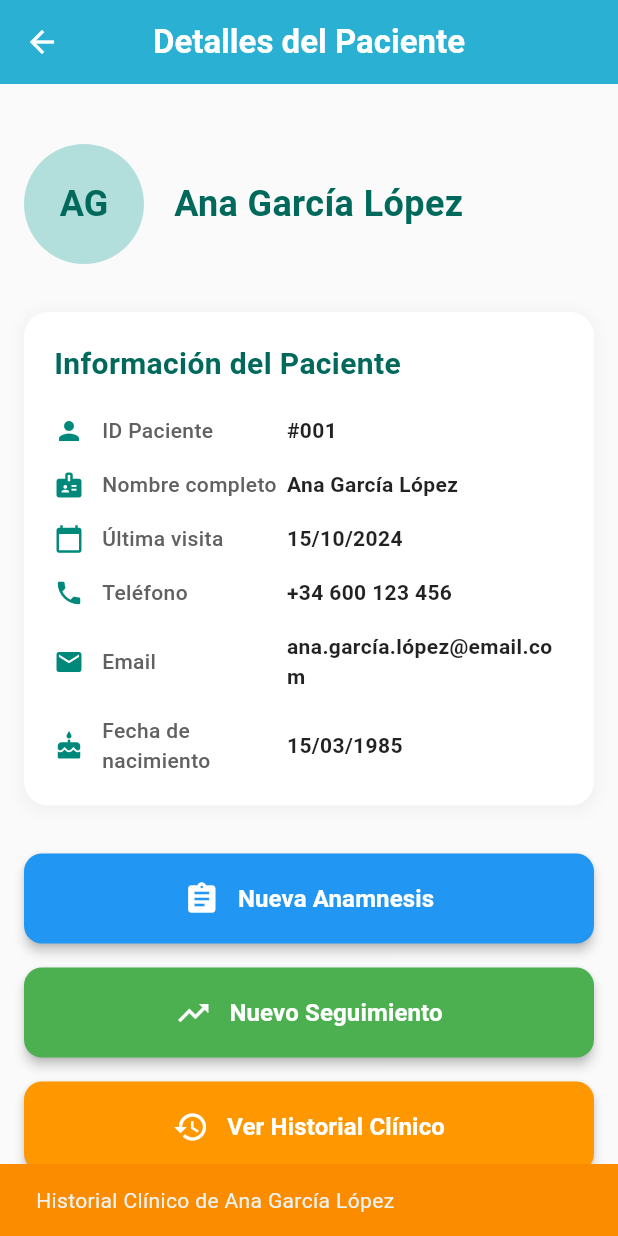
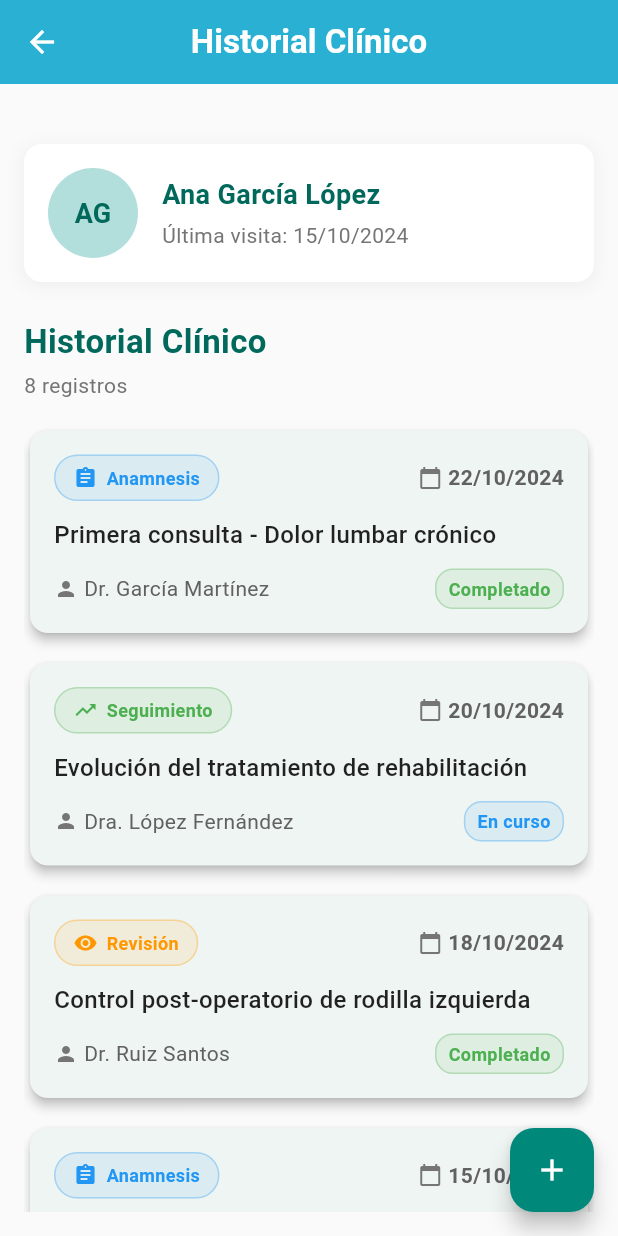
Before and after one commit to a-fernandez21/screens_fisiomap, a Flutter app: the PatientDetailScreen screen opened directly with sample values from the repository, after a tap on "Ver Historial Clínico", on a phone screen of 412 x 824 dp. Run offline on Flutter 3.47's test engine with Material 3 defaults, Android fonts, the phone set to English and light mode, and no system bars.

Commit message:
Añadido pantalla historial clinica

```diff
--- /dev/null
+++ b/lib/data/medical_records_data.dart
@@ -0,0 +1,91 @@
+import '../models/medical_record.dart';
+
+/// Clase que contiene datos de ejemplo para historias clínicas.
+///
+/// Esta es una clase utilitaria que proporciona una lista estática de historias clínicas
+/// para propósitos de prueba y demostración. En una aplicación real, estos datos
+/// provendrían de una base de datos o API.
+class MedicalRecordsData {
+  /// Constructor privado para prevenir la instanciación.
+  MedicalRecordsData._();
+
+  /// Lista de historias clínicas de ejemplo con datos de prueba.
+  ///
+  /// Contiene diferentes tipos de consultas con sus respectivos datos.
+  static const List<MedicalRecord> sampleMedicalRecords = [
+    MedicalRecord(
+      id: 1,
+      date: '22/10/2024',
+      type: 'Anamnesis',
+      description: 'Primera consulta - Dolor lumbar crónico',
+      doctor: 'Dr. García Martínez',
+      status: 'Completado',
+    ),
+    MedicalRecord(
+      id: 2,
+      date: '20/10/2024',
+      type: 'Seguimiento',
+      description: 'Evolución del tratamiento de rehabilitación',
+      doctor: 'Dra. López Fernández',
+      status: 'En curso',
+    ),
+    MedicalRecord(
+      id: 3,
+      date: '18/10/2024',
+      type: 'Revisión',
+      description: 'Control post-operatorio de rodilla izquierda',
+      doctor: 'Dr. Ruiz Santos',
+      status: 'Completado',
+    ),
+    MedicalRecord(
+      id: 4,
+      date: '15/10/2024',
+      type: 'Anamnesis',
+      description: 'Evaluación de lesión deportiva - Hombro derecho',
+      doctor: 'Dra. Moreno Castro',
+      status: 'Completado',
+    ),
+    MedicalRecord(
+      id: 5,
+      date: '12/10/2024',
+      type: 'Seguimiento',
+      description: 'Sesión de fisioterapia - Fortalecimiento muscular',
+      doctor: 'Dr. Jiménez Torres',
+      status: 'En curso',
+    ),
+    MedicalRecord(
+      id: 6,
+      date: '10/10/2024',
+      type: 'Urgencia',
+      description: 'Dolor agudo cervical - Contractura muscular',
+      doctor: 'Dra. Sánchez Pérez',
+      status: 'Completado',
+    ),
+    MedicalRecord(
+      id: 7,
+      date: '08/10/2024',
+      type: 'Revisión',
+      description: 'Evaluación de progreso en tratamiento',
+      doctor: 'Dr. García Martínez',
+      status: 'Pendiente',
+    ),
+    MedicalRecord(
+      id: 8,
+      date: '05/10/2024',
+      type: 'Seguimiento',
+      description: 'Terapia manual para fascitis plantar',
+      doctor: 'Dra. López Fernández',
+      status: 'En curso',
+    ),
+  ];
+
+  /// Obtiene las historias clínicas filtradas por paciente.
+  ///
+  /// En una aplicación real, esto consultaría la base de datos
+  /// usando el ID del paciente como filtro.
+  static List<MedicalRecord> getMedicalRecordsForPatient(int patientId) {
+    // Por simplicidad, devolvemos todas las historias de ejemplo
+    // En una app real, esto se filtraría por patientId
+    return sampleMedicalRecords;
+  }
+}
--- /dev/null
+++ b/lib/models/medical_record.dart
@@ -0,0 +1,80 @@
+import 'package:flutter/material.dart';
+
+/// Modelo de datos que representa una historia clínica.
+///
+/// Contiene la información de una consulta o visita médica del paciente.
+class MedicalRecord {
+  /// Identificador único de la historia clínica.
+  final int id;
+
+  /// Fecha de la consulta en formato String.
+  final String date;
+
+  /// Tipo de consulta (Anamnesis, Seguimiento, Revisión, etc.).
+  final String type;
+
+  /// Descripción breve del motivo de consulta o diagnóstico.
+  final String description;
+
+  /// Nombre del profesional que atendió la consulta.
+  final String doctor;
+
+  /// Estado del tratamiento (En curso, Completado, Pendiente).
+  final String status;
+
+  /// Constructor para crear una instancia de [MedicalRecord].
+  const MedicalRecord({
+    required this.id,
+    required this.date,
+    required this.type,
+    required this.description,
+    required this.doctor,
+    required this.status,
+  });
+
+  /// Obtiene el color asociado al tipo de consulta.
+  Color get typeColor {
+    switch (type.toLowerCase()) {
+      case 'anamnesis':
+        return const Color(0xFF2196F3); // Azul
+      case 'seguimiento':
+        return const Color(0xFF4CAF50); // Verde
+      case 'revisión':
+        return const Color(0xFFFF9800); // Naranja
+      case 'urgencia':
+        return const Color(0xFFF44336); // Rojo
+      default:
+        return const Color(0xFF607D8B); // Gris azulado
+    }
+  }
+
+  /// Obtiene el icono asociado al tipo de consulta.
+  IconData get typeIcon {
+    switch (type.toLowerCase()) {
+      case 'anamnesis':
+        return Icons.assignment;
+      case 'seguimiento':
+        return Icons.trending_up;
+      case 'revisión':
+        return Icons.visibility;
+      case 'urgencia':
+        return Icons.emergency;
+      default:
+        return Icons.medical_services;
+    }
+  }
+
+  /// Obtiene el color asociado al estado del tratamiento.
+  Color get statusColor {
+    switch (status.toLowerCase()) {
+      case 'completado':
+        return const Color(0xFF4CAF50); // Verde
+      case 'en curso':
+        return const Color(0xFF2196F3); // Azul
+      case 'pendiente':
+        return const Color(0xFFFF9800); // Naranja
+      default:
+        return const Color(0xFF757575); // Gris
+    }
+  }
+}
--- /dev/null
+++ b/lib/screens/medical_history_screen.dart
@@ -0,0 +1,409 @@
+import 'package:flutter/material.dart';
+import '../models/patient.dart';
+import '../models/medical_record.dart';
+import '../data/medical_records_data.dart';
+
+/// Pantalla que muestra el historial clínico de un paciente.
+///
+/// Esta pantalla incluye:
+/// - AppBar con el nombre del paciente
+/// - Lista scrolleable de historias clínicas
+/// - Cada historia clínica es clickeable y muestra información detallada
+///
+/// La estructura es similar a la lista de pacientes pero adaptada para historias clínicas.
+class MedicalHistoryScreen extends StatelessWidget {
+  /// Datos del paciente cuyo historial se va a mostrar.
+  final Patient patient;
+
+  const MedicalHistoryScreen({super.key, required this.patient});
+
+  @override
+  Widget build(BuildContext context) {
+    final medicalRecords = MedicalRecordsData.getMedicalRecordsForPatient(
+      patient.id,
+    );
+
+    return Scaffold(
+      backgroundColor: Colors.grey[50],
+      appBar: _MedicalHistoryAppBar(patientName: patient.name),
+      body: Padding(
+        padding: const EdgeInsets.all(16.0),
+        child: Column(
+          crossAxisAlignment: CrossAxisAlignment.start,
+          children: [
+            const SizedBox(height: 24),
+            _PatientSummaryWidget(patient: patient),
+            const SizedBox(height: 24),
+            _SectionTitleWidget(
+              title: 'Historial Clínico',
+              subtitle: '${medicalRecords.length} registros',
+            ),
+            const SizedBox(height: 16),
+            _MedicalRecordsListWidget(medicalRecords: medicalRecords),
+          ],
+        ),
+      ),
+      floatingActionButton: _AddRecordFAB(patient: patient),
+    );
+  }
+}
+
+/// Widget privado que implementa el AppBar de la pantalla de historial clínico.
+class _MedicalHistoryAppBar extends StatelessWidget
+    implements PreferredSizeWidget {
+  final String patientName;
+
+  const _MedicalHistoryAppBar({required this.patientName});
+
+  @override
+  Size get preferredSize => const Size.fromHeight(kToolbarHeight);
+
+  @override
+  Widget build(BuildContext context) {
+    return AppBar(
+      title: Text(
+        'Historial Clínico',
+        style: const TextStyle(
+          fontWeight: FontWeight.bold,
+          color: Colors.white,
+        ),
+      ),
+      backgroundColor: const Color.fromARGB(255, 45, 183, 221),
+      elevation: 4,
+      centerTitle: true,
+      leading: IconButton(
+        icon: const Icon(Icons.arrow_back, color: Colors.white),
+        onPressed: () => Navigator.of(context).pop(),
+      ),
+    );
+  }
+}
+
+/// Widget que muestra un resumen del paciente en la parte superior.
+class _PatientSummaryWidget extends StatelessWidget {
+  final Patient patient;
+
+  const _PatientSummaryWidget({required this.patient});
+
+  @override
+  Widget build(BuildContext context) {
+    return Container(
+      width: double.infinity,
+      padding: const EdgeInsets.all(16),
+      decoration: BoxDecoration(
+        color: Colors.white,
+        borderRadius: BorderRadius.circular(12),
+        boxShadow: [
+          BoxShadow(
+            color: Colors.grey.withOpacity(0.1),
+            spreadRadius: 2,
+            blurRadius: 8,
+            offset: const Offset(0, 2),
+          ),
+        ],
+      ),
+      child: Row(
+        children: [
+          CircleAvatar(
+            radius: 30,
+            backgroundColor: Colors.teal[100],
+            child: Text(
+              patient.initials,
+              style: TextStyle(
+                color: Colors.teal[800],
+                fontWeight: FontWeight.bold,
+                fontSize: 18,
+              ),
+            ),
+          ),
+          const SizedBox(width: 16),
+          Expanded(
+            child: Column(
+              crossAxisAlignment: CrossAxisAlignment.start,
+              children: [
+                Text(
+                  patient.name,
+                  style: TextStyle(
+                    fontSize: 18,
+                    fontWeight: FontWeight.bold,
+                    color: Colors.teal[800],
+                  ),
+                ),
+                const SizedBox(height: 4),
+                Text(
+                  'Última visita: ${patient.lastVisit}',
+                  style: TextStyle(fontSize: 14, color: Colors.grey[600]),
+                ),
+              ],
+            ),
+          ),
+        ],
+      ),
+    );
+  }
+}
+
+/// Widget que muestra el título de la sección con un subtítulo opcional.
+class _SectionTitleWidget extends StatelessWidget {
+  final String title;
+  final String? subtitle;
+
+  const _SectionTitleWidget({required this.title, this.subtitle});
+
+  @override
+  Widget build(BuildContext context) {
+    return Column(
+      crossAxisAlignment: CrossAxisAlignment.start,
+      children: [
+        Text(
+          title,
+          style: TextStyle(
+            fontSize: 22,
+            fontWeight: FontWeight.bold,
+            color: Colors.teal[800],
+          ),
+        ),
+        if (subtitle != null) ...[
+          const SizedBox(height: 4),
+          Text(
+            subtitle!,
+            style: TextStyle(fontSize: 14, color: Colors.grey[600]),
+          ),
+        ],
+      ],
+    );
+  }
+}
+
+/// Widget privado que renderiza la lista completa de historias clínicas.
+class _MedicalRecordsListWidget extends StatelessWidget {
+  final List<MedicalRecord> medicalRecords;
+
+  const _MedicalRecordsListWidget({required this.medicalRecords});
+
+  @override
+  Widget build(BuildContext context) {
+    if (medicalRecords.isEmpty) {
+      return const Expanded(
+        child: Center(
+          child: Column(
+            mainAxisAlignment: MainAxisAlignment.center,
+            children: [
+              Icon(
+                Icons.medical_services_outlined,
+                size: 64,
+                color: Colors.grey,
+              ),
+              SizedBox(height: 16),
+              Text(
+                'No hay historias clínicas registradas',
+                style: TextStyle(fontSize: 16, color: Colors.grey),
+              ),
+            ],
+          ),
+        ),
+      );
+    }
+
+    return Expanded(
+      child: ListView.builder(
+        itemCount: medicalRecords.length,
+        itemBuilder: (context, index) {
+          final record = medicalRecords[index];
+          return Padding(
+            padding: const EdgeInsets.only(bottom: 12.0),
+            child: MedicalRecordCard(
+              record: record,
+              onTap: () => _onRecordTap(context, record),
+            ),
+          );
+        },
+      ),
+    );
+  }
+
+  /// Maneja el evento de tocar una tarjeta de historia clínica.
+  void _onRecordTap(BuildContext context, MedicalRecord record) {
+    ScaffoldMessenger.of(context).showSnackBar(
+      SnackBar(
+        content: Text('Registro ${record.type} - ${record.date}'),
+        backgroundColor: record.typeColor,
+      ),
+    );
+  }
+}
+
+/// Widget público que representa una tarjeta de historia clínica individual.
+class MedicalRecordCard extends StatelessWidget {
+  final MedicalRecord record;
+  final VoidCallback onTap;
+
+  const MedicalRecordCard({
+    super.key,
+    required this.record,
+    required this.onTap,
+  });
+
+  @override
+  Widget build(BuildContext context) {
+    return Card(
+      elevation: 3,
+      shape: RoundedRectangleBorder(borderRadius: BorderRadius.circular(12)),
+      child: InkWell(
+        onTap: onTap,
+        borderRadius: BorderRadius.circular(12),
+        child: Padding(
+          padding: const EdgeInsets.all(16),
+          child: Column(
+            crossAxisAlignment: CrossAxisAlignment.start,
+            children: [
+              _RecordHeaderWidget(record: record),
+              const SizedBox(height: 12),
+              _RecordDescriptionWidget(description: record.description),
+              const SizedBox(height: 12),
+              _RecordFooterWidget(record: record),
+            ],
+          ),
+        ),
+      ),
+    );
+  }
+}
+
+/// Widget que muestra la cabecera de la historia clínica con tipo y fecha.
+class _RecordHeaderWidget extends StatelessWidget {
+  final MedicalRecord record;
+
+  const _RecordHeaderWidget({required this.record});
+
+  @override
+  Widget build(BuildContext context) {
+    return Row(
+      children: [
+        Container(
+          padding: const EdgeInsets.symmetric(horizontal: 12, vertical: 6),
+          decoration: BoxDecoration(
+            color: record.typeColor.withOpacity(0.1),
+            borderRadius: BorderRadius.circular(20),
+            border: Border.all(color: record.typeColor.withOpacity(0.3)),
+          ),
+          child: Row(
+            mainAxisSize: MainAxisSize.min,
+            children: [
+              Icon(record.typeIcon, size: 16, color: record.typeColor),
+              const SizedBox(width: 6),
+              Text(
+                record.type,
+                style: TextStyle(
+                  fontSize: 12,
+                  fontWeight: FontWeight.bold,
+                  color: record.typeColor,
+                ),
+              ),
+            ],
+          ),
+        ),
+        const Spacer(),
+        Row(
+          children: [
+            Icon(Icons.calendar_today, size: 16, color: Colors.grey[600]),
+            const SizedBox(width: 4),
+            Text(
+              record.date,
+              style: TextStyle(
+                fontSize: 14,
+                fontWeight: FontWeight.w600,
+                color: Colors.grey[700],
+              ),
+            ),
+          ],
+        ),
+      ],
+    );
+  }
+}
+
+/// Widget que muestra la descripción de la historia clínica.
+class _RecordDescriptionWidget extends StatelessWidget {
+  final String description;
+
+  const _RecordDescriptionWidget({required this.description});
+
+  @override
+  Widget build(BuildContext context) {
+    return Text(
+      description,
+      style: const TextStyle(
+        fontSize: 16,
+        fontWeight: FontWeight.w500,
+        color: Colors.black87,
+        height: 1.3,
+      ),
+    );
+  }
+}
+
+/// Widget que muestra el pie de la historia clínica con doctor y estado.
+class _RecordFooterWidget extends StatelessWidget {
+  final MedicalRecord record;
+
+  const _RecordFooterWidget({required this.record});
+
+  @override
+  Widget build(BuildContext context) {
+    return Row(
+      children: [
+        Icon(Icons.person, size: 16, color: Colors.grey[600]),
+        const SizedBox(width: 4),
+        Expanded(
+          child: Text(
+            record.doctor,
+            style: TextStyle(fontSize: 14, color: Colors.grey[700]),
+          ),
+        ),
+        Container(
+          padding: const EdgeInsets.symmetric(horizontal: 8, vertical: 4),
+          decoration: BoxDecoration(
+            color: record.statusColor.withOpacity(0.1),
+            borderRadius: BorderRadius.circular(12),
+            border: Border.all(color: record.statusColor.withOpacity(0.3)),
+          ),
+          child: Text(
+            record.status,
+            style: TextStyle(
+              fontSize: 12,
+              fontWeight: FontWeight.bold,
+              color: record.statusColor,
+            ),
+          ),
+        ),
+      ],
+    );
+  }
+}
+
+/// Widget privado que implementa el botón flotante de acción (FAB).
+class _AddRecordFAB extends StatelessWidget {
+  final Patient patient;
+
+  const _AddRecordFAB({required this.patient});
+
+  @override
+  Widget build(BuildContext context) {
+    return FloatingActionButton(
+      onPressed: () => _addNewRecord(context),
+      backgroundColor: Colors.teal[600],
+      foregroundColor: Colors.white,
+      child: const Icon(Icons.add),
+    );
+  }
+
+  void _addNewRecord(BuildContext context) {
+    ScaffoldMessenger.of(context).showSnackBar(
+      SnackBar(
+        content: Text('Agregar nueva historia clínica para ${patient.name}'),
+        backgroundColor: Colors.teal[600],
+      ),
+    );
+  }
+}
--- a/lib/screens/patient_detail_screen.dart
+++ b/lib/screens/patient_detail_screen.dart
@@ -1,5 +1,6 @@
 import 'package:flutter/material.dart';
 import '../models/patient.dart';
+import 'medical_history_screen.dart';
 
 /// Pantalla de detalles del paciente seleccionado.
 ///
@@ -164,12 +165,6 @@ class _PatientInfoContainer extends StatelessWidget {
               color: Colors.teal[800],
             ),
           ),
-          const SizedBox(height: 20),
-          _InfoRowWidget(
-            icon: Icons.person,
-            label: 'ID Paciente',
-            value: '#${patient.id.toString().padLeft(3, '0')}',
-          ),
           const SizedBox(height: 16),
           _InfoRowWidget(
             icon: Icons.badge,
@@ -305,10 +300,9 @@ class _ActionButtonsWidget extends StatelessWidget {
   }
 
   void _onViewHistory(BuildContext context) {
-    ScaffoldMessenger.of(context).showSnackBar(
-      SnackBar(
-        content: Text('Historial Clínico de ${patient.name}'),
-        backgroundColor: Colors.orange[600],
+    Navigator.of(context).push(
+      MaterialPageRoute(
+        builder: (context) => MedicalHistoryScreen(patient: patient),
       ),
     );
   }
```
